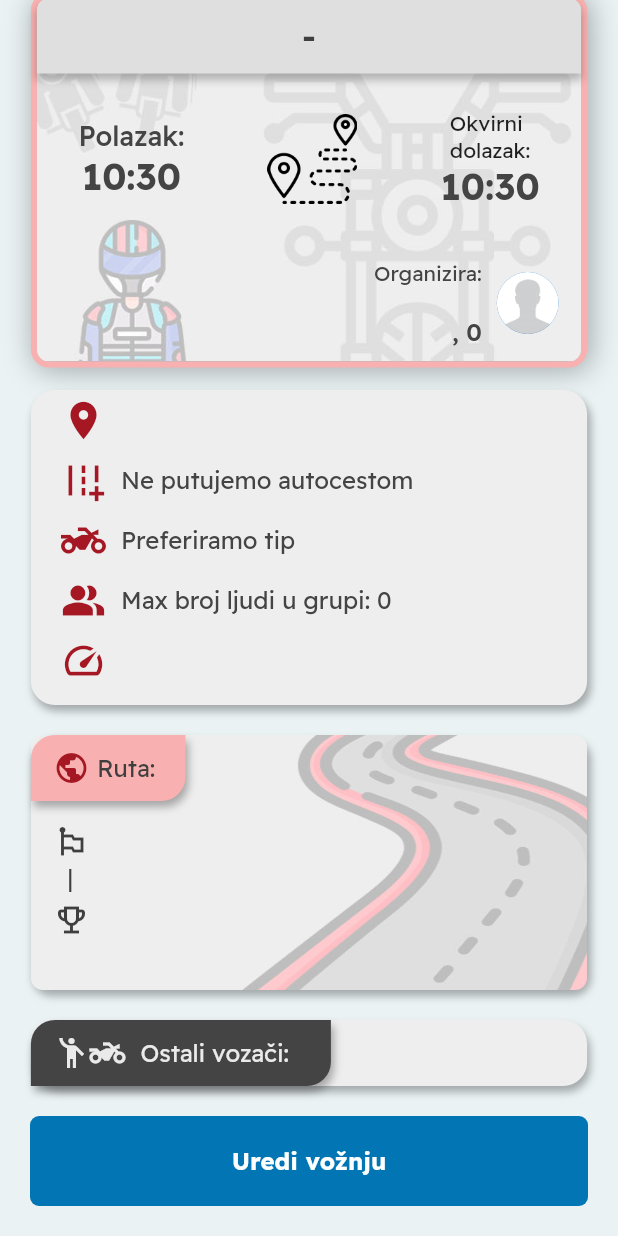
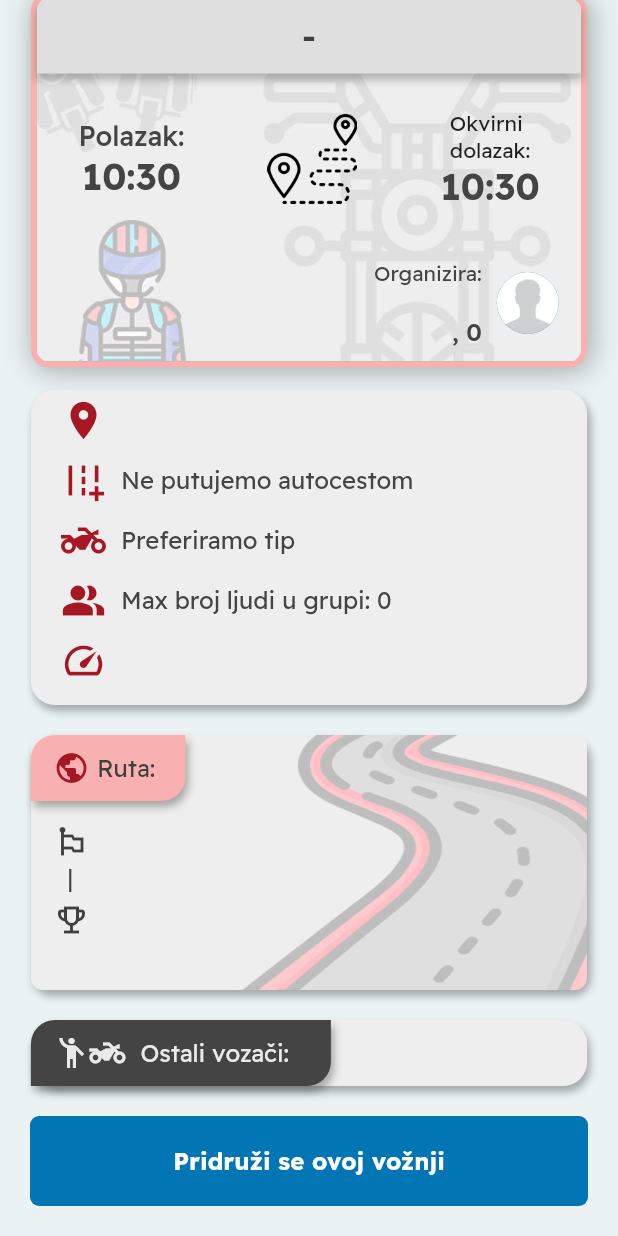
Before and after one commit to CroAnna/BikerZone, a Flutter app: the RideDetailsScreen screen opened directly with empty values, scrolled down 90 dp, on a phone screen of 412 x 824 dp. Run offline on Flutter 3.47's test engine with Material 2 defaults, Android fonts, the phone set to English and light mode, and no system bars; our stand-ins replace cloud_firestore, dot_navigation_bar, firebase_auth, firebase_core, firebase_storage, fluttertoast and 1 more; accounts and stored records are empty.

Commit message:
[FIX] ride details button colors

```diff
--- a/lib/screens/ride_details_screen.dart
+++ b/lib/screens/ride_details_screen.dart
@@ -68,6 +68,12 @@ class _RideDetailsScreenState extends State<RideDetailsScreen> {
                         child: isRiderInRide
                             ? LargeButtonCustom(
                                 onTap: () async {
+                                  if (widget.ride.userId == FirebaseAuth.instance.currentUser!.uid) {
+                                    Navigator.push(
+                                      context,
+                                      UnanimatedRoute(builder: (context) => EditRideScreen(ride: widget.ride)),
+                                    );
+                                  } else {
                                     final res = await removeUserFromRide(FirebaseAuth.instance.currentUser!.uid, widget.ride.id);
                                     Fluttertoast.showToast(
                                       msg: res == true ? "Uspješno ste uklonjeni!" : "Greška. Pokušajte ponovo.",
@@ -81,19 +87,14 @@ class _RideDetailsScreenState extends State<RideDetailsScreen> {
                                         isRiderInRide = false;
                                       });
                                     }
+                                  }
                                 },
-                                btnText: "Odustani od vožnje",
-                                isRed: true,
+                                btnText:
+                                    widget.ride.userId == FirebaseAuth.instance.currentUser!.uid ? "Uredi vožnju" : "Odustani od vožnje",
+                                isRed: widget.ride.userId != FirebaseAuth.instance.currentUser!.uid,
                               )
                             : LargeButtonCustom(
-                                onTap: widget.user.uid == FirebaseAuth.instance.currentUser!.uid
-                                    ? () {
-                                        Navigator.push(
-                                          context,
-                                          UnanimatedRoute(builder: (context) => EditRideScreen(ride: widget.ride)),
-                                        );
-                                      }
-                                    : () async {
+                                onTap: () async {
                                   final res = await addRiderToThisRide(getLoggedUserReference(), widget.ride.id);
 
                                   Fluttertoast.showToast(
@@ -109,8 +110,7 @@ class _RideDetailsScreenState extends State<RideDetailsScreen> {
                                     });
                                   }
                                 },
-                                btnText:
-                                    widget.user.uid == FirebaseAuth.instance.currentUser!.uid ? "Uredi vožnju" : "Pridruži se ovoj vožnji"),
+                                btnText: "Pridruži se ovoj vožnji"),
                       );
                     }
                   })
```
Lines whose indentation alone changed are shown as unchanged.
